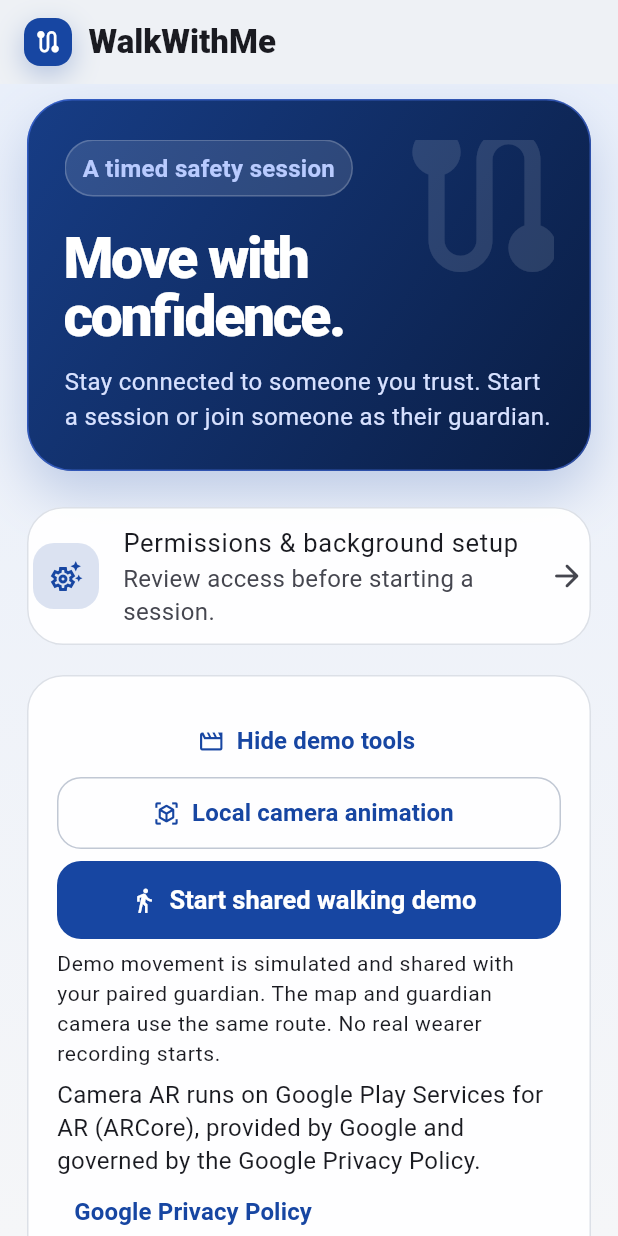
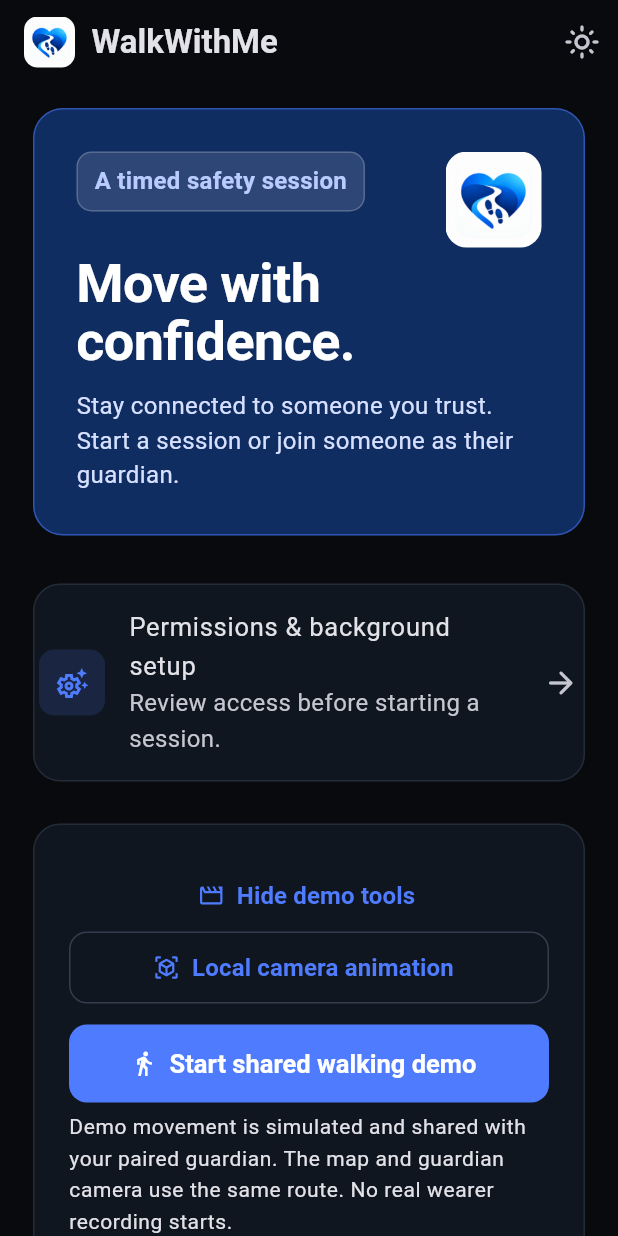
Before and after one commit to ezrasong/WalkWithMe, a Flutter app: the screen it shows after launch, after a tap on the "close" icon, on a phone screen of 412 x 824 dp. Run offline on Flutter 3.47's test engine with Material 3 defaults, Android fonts, the light colour scheme and no system bars; our stand-ins replace camera, flutter_compass, flutter_secure_storage, geolocator, qr_flutter; missing offline and left inert: maplibre, mobile_scanner.

Commit message:
Polish WalkWithMe dark theme and logo

```diff
--- a/mobile/lib/camera_navigation.dart
+++ b/mobile/lib/camera_navigation.dart
@@ -54,22 +54,7 @@
         fit: StackFit.expand,
         children: [
           camera,
-          const IgnorePointer(
-            child: DecoratedBox(
-              decoration: BoxDecoration(
-                gradient: LinearGradient(
-                  begin: Alignment.topCenter,
-                  end: Alignment.bottomCenter,
-                  colors: [
-                    Color(0x99000000),
-                    Colors.transparent,
-                    Color(0x55000000),
-                  ],
-                  stops: [0, .4, 1],
-                ),
-              ),
-            ),
-          ),
+          const IgnorePointer(child: ColoredBox(color: Color(0x22000000))),
           SafeArea(
             child: LayoutBuilder(
               builder: (context, size) => SingleChildScrollView(
@@ -94,7 +79,7 @@
                                 const SizedBox(width: 12),
                                 const Expanded(
                                   child: Text(
-                                    'KAZE camera guide',
+                                    'WalkWithMe camera guide',
                                     style: TextStyle(
                                       color: Colors.white,
                                       fontSize: 20,
--- a/mobile/lib/device_setup.dart
+++ b/mobile/lib/device_setup.dart
@@ -114,7 +114,7 @@
 
   Widget card(List<Widget> children) => Card(
     child: Padding(
-      padding: const EdgeInsets.all(20),
+      padding: const EdgeInsets.all(24),
       child: Column(
         crossAxisAlignment: CrossAxisAlignment.stretch,
         children: children,
@@ -139,15 +139,13 @@
       appBar: AppBar(title: const Text('Set up WalkWithMe')),
       body: SafeArea(
         child: ListView(
-          padding: const EdgeInsets.fromLTRB(20, 12, 20, 32),
+          padding: const EdgeInsets.fromLTRB(22, 16, 22, 40),
           children: [
             Container(
-              padding: const EdgeInsets.all(22),
+              padding: const EdgeInsets.all(26),
               decoration: BoxDecoration(
-                gradient: const LinearGradient(
-                  colors: [Color(0xff173d86), Color(0xff0a1d43)],
-                ),
-                borderRadius: BorderRadius.circular(26),
+                color: const Color(0xff102d62),
+                borderRadius: BorderRadius.circular(18),
               ),
               child: Row(
                 crossAxisAlignment: CrossAxisAlignment.start,
@@ -178,7 +176,7 @@
                 ],
               ),
             ),
-            const SizedBox(height: 12),
+            const SizedBox(height: 18),
             Text(
               android
                   ? 'Allow location and reminders, then review battery and background access. Setup does not start recording; each safety session needs your consent.'
--- a/mobile/lib/guardian_ar.dart
+++ b/mobile/lib/guardian_ar.dart
@@ -534,7 +534,9 @@
         )
       : Scaffold(
           appBar: AppBar(
-            title: Text(widget.demo ? 'KAZE AR demo' : 'Guardian spatial AR'),
+            title: Text(
+              widget.demo ? 'WalkWithMe AR demo' : 'Guardian spatial AR',
+            ),
           ),
           body: SafeArea(
             child: LayoutBuilder(
--- a/mobile/lib/guardian_pairing.dart
+++ b/mobile/lib/guardian_pairing.dart
@@ -96,15 +96,13 @@
       appBar: AppBar(title: const Text('Invite your guardian')),
       body: SafeArea(
         child: ListView(
-          padding: const EdgeInsets.all(20),
+          padding: const EdgeInsets.fromLTRB(22, 16, 22, 40),
           children: [
             Container(
-              padding: const EdgeInsets.all(20),
+              padding: const EdgeInsets.all(26),
               decoration: BoxDecoration(
-                gradient: const LinearGradient(
-                  colors: [Color(0xff173d86), Color(0xff0a1d43)],
-                ),
-                borderRadius: BorderRadius.circular(24),
+                color: const Color(0xff102d62),
+                borderRadius: BorderRadius.circular(18),
               ),
               child: const Row(
                 crossAxisAlignment: CrossAxisAlignment.start,
@@ -120,7 +118,7 @@
                 ],
               ),
             ),
-            const SizedBox(height: 16),
+            const SizedBox(height: 22),
             if (loading) const Center(child: CircularProgressIndicator()),
             if (usable) ...[
               Center(
--- a/mobile/lib/main.dart
+++ b/mobile/lib/main.dart
@@ -38,7 +38,7 @@
 }
 
 class _KazeAppState extends State<KazeApp> {
-  ThemeMode appearance = ThemeMode.system;
+  ThemeMode appearance = ThemeMode.dark;
   final storage = const FlutterSecureStorage();
   @override
   void initState() {
@@ -48,15 +48,14 @@
         .then((value) {
           if (mounted) {
             setState(
-              () => appearance = ThemeMode.values.firstWhere(
-                (mode) => mode.name == value,
-                orElse: () => ThemeMode.system,
-              ),
+              () => appearance = value == ThemeMode.light.name
+                  ? ThemeMode.light
+                  : ThemeMode.dark,
             );
           }
         })
         .catchError((Object _) {
-          /* Use system appearance if storage is unavailable. */
+          /* Keep the default dark appearance if storage is unavailable. */
         });
   }
 
@@ -113,29 +112,26 @@
     scaffoldBackgroundColor: dark
         ? const Color(0xff080a0e)
         : const Color(0xffeef1f5),
+    fontFamily: 'Roboto',
     textTheme: const TextTheme(
       displaySmall: TextStyle(
-        fontSize: 40,
-        fontWeight: FontWeight.w800,
-        height: 1.02,
-        letterSpacing: -1.5,
+        fontSize: 36,
+        fontWeight: FontWeight.w700,
+        height: 1.08,
+        letterSpacing: -.4,
       ),
       headlineSmall: TextStyle(
-        fontSize: 30,
-        fontWeight: FontWeight.w800,
-        height: 1.1,
-        letterSpacing: -.8,
-      ),
-      titleLarge: TextStyle(
-        fontSize: 22,
+        fontSize: 28,
         fontWeight: FontWeight.w700,
-        letterSpacing: -.25,
-      ),
-      titleMedium: TextStyle(fontSize: 17, fontWeight: FontWeight.w700),
-      bodyLarge: TextStyle(fontSize: 17, height: 1.4),
-      bodyMedium: TextStyle(fontSize: 16, height: 1.4),
-      bodySmall: TextStyle(fontSize: 14, height: 1.4),
-      labelLarge: TextStyle(fontSize: 16, fontWeight: FontWeight.w700),
+        height: 1.15,
+        letterSpacing: -.2,
+      ),
+      titleLarge: TextStyle(fontSize: 21, fontWeight: FontWeight.w600),
+      titleMedium: TextStyle(fontSize: 17, fontWeight: FontWeight.w600),
+      bodyLarge: TextStyle(fontSize: 17, height: 1.5),
+      bodyMedium: TextStyle(fontSize: 16, height: 1.5),
+      bodySmall: TextStyle(fontSize: 14, height: 1.5),
+      labelLarge: TextStyle(fontSize: 16, fontWeight: FontWeight.w600),
     ),
     appBarTheme: AppBarTheme(
       backgroundColor: Colors.transparent,
@@ -148,7 +144,7 @@
       titleTextStyle: TextStyle(
         color: colors.onSurface,
         fontSize: 22,
-        fontWeight: FontWeight.w700,
+        fontWeight: FontWeight.w600,
       ),
     ),
     cardTheme: CardThemeData(
@@ -156,9 +152,9 @@
           ? const Color(0xff111720).withValues(alpha: .92)
           : Colors.white.withValues(alpha: .94),
       elevation: 0,
-      margin: const EdgeInsets.symmetric(vertical: 10),
+      margin: const EdgeInsets.symmetric(vertical: 14),
       shape: RoundedRectangleBorder(
-        borderRadius: BorderRadius.circular(24),
+        borderRadius: BorderRadius.circular(18),
         side: BorderSide(color: colors.outline.withValues(alpha: .55)),
       ),
     ),
@@ -167,15 +163,15 @@
       fillColor: colors.surfaceContainerLow,
       contentPadding: const EdgeInsets.symmetric(horizontal: 18, vertical: 17),
       border: OutlineInputBorder(
-        borderRadius: BorderRadius.circular(16),
+        borderRadius: BorderRadius.circular(12),
         borderSide: BorderSide(color: colors.outline.withValues(alpha: .55)),
       ),
       enabledBorder: OutlineInputBorder(
-        borderRadius: BorderRadius.circular(16),
+        borderRadius: BorderRadius.circular(12),
         borderSide: BorderSide(color: colors.outline.withValues(alpha: .55)),
       ),
       focusedBorder: OutlineInputBorder(
-        borderRadius: BorderRadius.circular(16),
+        borderRadius: BorderRadius.circular(12),
         borderSide: BorderSide(color: colors.primary, width: 1.6),
       ),
     ),
@@ -184,14 +180,14 @@
         minimumSize: const Size.fromHeight(52),
         textStyle: const TextStyle(fontSize: 17, fontWeight: FontWeight.w600),
         elevation: 0,
-        shape: RoundedRectangleBorder(borderRadius: BorderRadius.circular(16)),
+        shape: RoundedRectangleBorder(borderRadius: BorderRadius.circular(12)),
       ),
     ),
     outlinedButtonTheme: OutlinedButtonThemeData(
       style: OutlinedButton.styleFrom(
         minimumSize: const Size.fromHeight(48),
         side: BorderSide(color: colors.outline),
-        shape: RoundedRectangleBorder(borderRadius: BorderRadius.circular(16)),
+        shape: RoundedRectangleBorder(borderRadius: BorderRadius.circular(12)),
       ),
     ),
     textButtonTheme: TextButtonThemeData(
@@ -218,7 +214,7 @@
       thickness: 1,
     ),
     listTileTheme: const ListTileThemeData(
-      minVerticalPadding: 12,
+      minVerticalPadding: 16,
       contentPadding: EdgeInsets.symmetric(horizontal: 4),
     ),
     chipTheme: ChipThemeData(
@@ -234,25 +230,17 @@
 
   @override
   Widget build(BuildContext context) {
-    final colors = Theme.of(context).colorScheme;
     return Row(
       mainAxisSize: MainAxisSize.min,
       children: [
-        Container(
-          width: 32,
-          height: 32,
-          decoration: BoxDecoration(
-            color: colors.primary,
-            borderRadius: BorderRadius.circular(11),
-            boxShadow: [
-              BoxShadow(
-                color: colors.primary.withValues(alpha: .28),
-                blurRadius: 16,
-                offset: const Offset(0, 6),
-              ),
-            ],
-          ),
-          child: const Icon(Icons.route_rounded, color: Colors.white, size: 19),
+        ClipRRect(
+          borderRadius: BorderRadius.circular(9),
+          child: Image.asset(
+            'assets/branding/walkwithme_logo.png',
+            width: 34,
+            height: 34,
+            fit: BoxFit.cover,
+          ),
         ),
         const SizedBox(width: 11),
         Flexible(
@@ -260,7 +248,7 @@
             label,
             maxLines: 1,
             overflow: TextOverflow.ellipsis,
-            style: const TextStyle(fontWeight: FontWeight.w800),
+            style: const TextStyle(fontWeight: FontWeight.w600),
           ),
         ),
       ],
@@ -273,7 +261,7 @@
   final ValueChanged<ThemeMode>? onAppearanceChanged;
   const SessionScreen({
     super.key,
-    this.appearance = ThemeMode.system,
+    this.appearance = ThemeMode.dark,
     this.onAppearanceChanged,
   });
   @override
@@ -389,7 +377,7 @@
   );
   Widget card(List<Widget> children) => Card(
     child: Padding(
-      padding: const EdgeInsets.all(20),
+      padding: const EdgeInsets.all(24),
       child: Column(
         crossAxisAlignment: CrossAxisAlignment.stretch,
         children: children,
@@ -403,10 +391,23 @@
     final title = c.access == null
         ? 'WalkWithMe'
         : ['Session', 'Activity', 'Settings'][tab];
+    final useDarkTheme =
+        widget.appearance == ThemeMode.dark ||
+        (widget.appearance == ThemeMode.system && dark);
+    final themeToggle = IconButton(
+      tooltip: useDarkTheme ? 'Use light theme' : 'Use dark theme',
+      onPressed: () => widget.onAppearanceChanged?.call(
+        useDarkTheme ? ThemeMode.light : ThemeMode.dark,
+      ),
+      icon: Icon(
+        useDarkTheme ? Icons.light_mode_outlined : Icons.dark_mode_outlined,
+      ),
+    );
     return Scaffold(
       appBar: Platform.isIOS
           ? CupertinoNavigationBar(
               middle: _BrandTitle(title),
+              trailing: themeToggle,
               backgroundColor: colors.surface.withValues(alpha: .9),
               border: Border(
                 bottom: BorderSide(
@@ -414,17 +415,9 @@
                 ),
               ),
             )
-          : AppBar(title: _BrandTitle(title)),
-      body: DecoratedBox(
-        decoration: BoxDecoration(
-          gradient: LinearGradient(
-            begin: Alignment.topCenter,
-            end: Alignment.bottomCenter,
-            colors: dark
-                ? const [Color(0xff0c1320), Color(0xff080a0e)]
-                : const [Color(0xffe9effa), Color(0xfff5f6f8)],
-          ),
-        ),
+          : AppBar(title: _BrandTitle(title), actions: [themeToggle]),
+      body: ColoredBox(
+        color: Theme.of(context).scaffoldBackgroundColor,
         child: SafeArea(
           child: Column(
             children: [
@@ -503,37 +496,30 @@
   }
 
   Widget onboarding() => ListView(
-    padding: const EdgeInsets.fromLTRB(18, 10, 18, 32),
+    padding: const EdgeInsets.fromLTRB(22, 16, 22, 40),
     children: [
       Container(
-        padding: const EdgeInsets.fromLTRB(24, 26, 24, 24),
+        padding: const EdgeInsets.all(28),
         decoration: BoxDecoration(
-          gradient: const LinearGradient(
-            begin: Alignment.topLeft,
-            end: Alignment.bottomRight,
-            colors: [Color(0xff173d86), Color(0xff0a1d43)],
-          ),
-          borderRadius: BorderRadius.circular(30),
+          color: const Color(0xff102d62),
+          borderRadius: BorderRadius.circular(20),
           border: Border.all(
             color: const Color(0xff4f7cff).withValues(alpha: .5),
           ),
-          boxShadow: const [
-            BoxShadow(
-              color: Color(0x381746a2),
-              blurRadius: 30,
-              offset: Offset(0, 16),
-            ),
-          ],
         ),
         child: Stack(
           children: [
-            const Positioned(
-              right: -18,
-              top: -24,
-              child: Icon(
-                Icons.route_rounded,
-                size: 128,
-                color: Color(0x1fffffff),
+            Positioned(
+              right: 0,
+              top: 0,
+              child: ClipRRect(
+                borderRadius: BorderRadius.circular(14),
+                child: Image.asset(
+                  'assets/branding/walkwithme_logo.png',
+                  width: 64,
+                  height: 64,
+                  fit: BoxFit.cover,
+                ),
               ),
             ),
             Column(
@@ -546,7 +532,7 @@
                   ),
                   decoration: BoxDecoration(
                     color: Colors.white.withValues(alpha: .12),
-                    borderRadius: BorderRadius.circular(999),
+                    borderRadius: BorderRadius.circular(10),
                     border: Border.all(color: const Color(0x33ffffff)),
                   ),
                   child: const Text(
@@ -558,11 +544,11 @@
                     ),
                   ),
                 ),
-                const SizedBox(height: 22),
+                const SizedBox(height: 28),
                 Text(
                   'Move with confidence.',
                   style: Theme.of(context).textTheme.displaySmall
-                      ?.copyWith(color: Colors.white, fontSize: 38),
+                      ?.copyWith(color: Colors.white, fontSize: 36),
                 ),
                 const SizedBox(height: 12),
                 const Text(
@@ -578,7 +564,7 @@
           ],
         ),
       ),
-      const SizedBox(height: 14),
+      const SizedBox(height: 18),
       Card(
         child: ListTile(
           onTap: openDeviceSetup,
@@ -588,7 +574,7 @@
             decoration: BoxDecoration(
               color: Theme.of(context).colorScheme.primary
                   .withValues(alpha: .15),
-              borderRadius: BorderRadius.circular(14),
+              borderRadius: BorderRadius.circular(10),
             ),
             child: Icon(
               Icons.settings_suggest_outlined,
@@ -613,7 +599,7 @@
             icon: const Icon(Icons.view_in_ar),
             label: const Text('Local camera animation'),
           ),
-          const SizedBox(height: 8),
+          const SizedBox(height: 14),
           FilledButton.icon(
             onPressed: c.busy ? null : startSharedDemo,
             icon: const Icon(Icons.directions_walk),
@@ -623,9 +609,8 @@
             'Demo movement is simulated and shared with your paired guardian. The map and guardian camera use the same route. No real wearer recording starts.',
           ),
         ],
-        if (Platform.isAndroid) arPrivacyNotice(),
       ]),
-      const SizedBox(height: 18),
+      const SizedBox(height: 22),
       if (Platform.isAndroid)
         Container(
           padding: const EdgeInsets.all(4),
@@ -735,7 +720,7 @@
             value: consent,
             onChanged: (v) => setState(() => consent = v!),
             title: const Text(
-              'I agree to record this session on my phone and paired watch, send compressed phone motion over Wi-Fi or cellular for research trail estimates, retain a bounded relative trail and owner-only motion diagnostics, and share the trail after nonresponse with my chosen guardian. Room, floor and camera alignment can remain unknown. Motion streaming can be stopped in Settings. Data expires after 8 hours.',
+              'I understand this demo shares session activity with my chosen guardian.',
             ),
           ),
           CheckboxListTile.adaptive(
@@ -1113,22 +1098,6 @@
     );
   }
 
-  Widget arPrivacyNotice() => Column(
-    crossAxisAlignment: CrossAxisAlignment.start,
-    children: [
-      const Text(
-        'Camera AR runs on Google Play Services for AR (ARCore), provided by Google and governed by the Google Privacy Policy.',
-      ),
-      TextButton(
-        onPressed: () => launchUrl(
-          Uri.parse('https://policies.google.com/privacy'),
-          mode: LaunchMode.externalApplication,
-        ),
-        child: const Text('Google Privacy Policy'),
-      ),
-    ],
-  );
-
   Future<void> openGuardianCamera(Widget screen) async {
     ScaffoldMessenger.of(context).hideCurrentSnackBar();
     if (Platform.isAndroid && screen is GuardianAr && !screen.demo) {
@@ -1142,21 +1111,9 @@
               crossAxisAlignment: CrossAxisAlignment.start,
               children: [
                 const Text(
-                  'Google-assisted alignment uses outdoor visual features to place the recorded trail. It needs internet, a compatible phone and available coverage.',
-                ),
-                const SizedBox(height: 12),
-                const Text(
-                  'To power this session, Google will process sensor data (e.g., camera and location).',
-                ),
-                TextButton(
-                  onPressed: () => launchUrl(
-                    Uri.parse(
-                      'https://support.google.com/ar?p=how-google-play-services-for-ar-handles-your-data',
-                    ),
-                    mode: LaunchMode.externalApplication,
-                  ),
-                  child: const Text('Learn more'),
-                ),
+                  'Google-assisted alignment places the trail using outdoor visual features. It needs internet, a compatible phone and available coverage.',
+                ),
+                const SizedBox(height: 16),
                 const Text(
                   'Local alignment processes the camera on this phone and requires an outdoor walking baseline. Unsupported AR phones use a GPS + compass guide.',
                 ),
@@ -1581,7 +1538,6 @@
           ),
         ]),
         section('Device setup', [
-          if (Platform.isAndroid) arPrivacyNotice(),
           if (showDemoControls)
             action(
               Icons.view_in_ar,
@@ -1613,26 +1569,14 @@
         if (c.guardian && phase != 'resolved')
           section('Guardian alerts', [guardianMonitoring()]),
         section('Appearance', [
-          const Text('The map follows your appearance.'),
-          const SizedBox(height: 12),
-          Wrap(
-            spacing: 8,
-            runSpacing: 8,
-            children: [
-              for (final mode in ThemeMode.values)
-                ChoiceChip(
-                  label: Text(
-                    {
-                      'system': 'System',
-                      'light': 'Light',
-                      'dark': 'Dark',
-                    }[mode.name]!,
-                  ),
-                  selected: widget.appearance == mode,
-                  onSelected: (_) => widget.onAppearanceChanged?.call(mode),
-                  materialTapTargetSize: MaterialTapTargetSize.padded,
-                ),
-            ],
+          SwitchListTile.adaptive(
+            contentPadding: EdgeInsets.zero,
+            title: const Text('Light theme'),
+            subtitle: const Text('Dark theme is used by default.'),
+            value: widget.appearance == ThemeMode.light,
+            onChanged: (light) => widget.onAppearanceChanged?.call(
+              light ? ThemeMode.light : ThemeMode.dark,
+            ),
           ),
           const Divider(height: 24),
           SwitchListTile.adaptive(
--- a/mobile/lib/relative_motion_camera.dart
+++ b/mobile/lib/relative_motion_camera.dart
@@ -121,7 +121,7 @@
 
   @override
   Widget build(BuildContext context) => Scaffold(
-    appBar: AppBar(title: const Text('KAZE pocket motion camera')),
+    appBar: AppBar(title: const Text('WalkWithMe pocket motion camera')),
     body: SafeArea(
       child: ListView(
         padding: const EdgeInsets.all(12),
--- a/mobile/pubspec.yaml
+++ b/mobile/pubspec.yaml
@@ -68,6 +68,7 @@
   # the material Icons class.
   uses-material-design: true
   assets:
+    - assets/branding/walkwithme_logo.png
     - assets/maps/dark.json
     - assets/maps/LICENSE.md
 
```
Also changed, not shown: mobile/assets/branding/walkwithme_logo.png (added), 20 other files.
